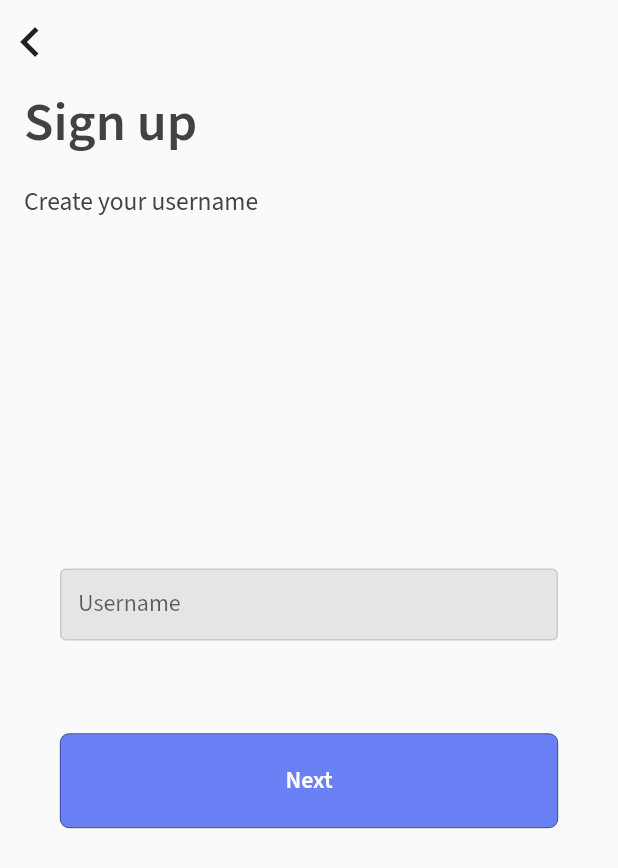
After one commit to TheAlphamerc/flutter_commun_app, a Flutter app: the CreateUserNamePage screen opened directly, on a phone screen of 412 x 824 dp. The commit adds this screen. Shown: the top 868 px of the screen. Run offline on Flutter 3.47's test engine with Material 2 defaults, Android fonts, the phone set to English and light mode, and no system bars; our stand-ins replace bloc, cloud_firestore, dartz, firebase_auth, firebase_core, flutter_bloc and 5 more; accounts and stored records are empty; generated files the repository leaves out were written again.

Commit message:
:sparkles: Add create username page. :building_construction: Add auth repository. :truck: Move signin/signup cubit inside appstart folder

```diff
--- /dev/null
+++ b/lib/cubit/app_start/username/username_cubit.dart
@@ -0,0 +1,47 @@
+import 'package:bloc/bloc.dart';
+import 'package:flutter/material.dart';
+import 'package:flutter_commun_app/resource/repository/auth/auth_repo.dart';
+import 'package:freezed_annotation/freezed_annotation.dart';
+
+import '../../../ui/widget/overlay_loader.dart';
+part 'e_usename_state.dart';
+part 'username_state.dart';
+part 'username_cubit.freezed.dart';
+
+class UsernameCubit extends Cubit<UsernameState> {
+  final AuthRepo authRepo;
+  UsernameCubit(this.authRepo) : super(UsernameState.initial()) {
+    loader = CustomLoader();
+    username = TextEditingController();
+  }
+
+  TextEditingController username;
+  GlobalKey<FormState> formKey = GlobalKey<FormState>();
+  CustomLoader loader;
+
+  void checkUserNameAvailability(BuildContext context) async {
+    loader.showLoader(context, message: "Checking");
+    var response = await authRepo.checkUserNameAvailability(username.text);
+    loader.hideLoader();
+    response.fold((l) {
+      emit(UsernameState.respose(EUsernameState.AlreadyExists,
+          "Username already exists ${DateTime.now().microsecond}"));
+    }, (r) {
+      emit(UsernameState.respose(
+          EUsernameState.Available, "Username available"));
+    });
+  }
+
+  void createUserName(BuildContext context) async {
+    loader.showLoader(context, message: "Creating");
+    var response = await authRepo.createUserName(username.text);
+    loader.hideLoader();
+    response.fold((l) {
+      emit(UsernameState.respose(
+          EUsernameState.Error, "Username creation failed"));
+    }, (r) {
+      emit(UsernameState.respose(
+          EUsernameState.UsernameCreated, "Username created Successfully"));
+    });
+  }
+}
--- /dev/null
+++ b/lib/cubit/app_start/username/username_state.dart
@@ -0,0 +1,8 @@
+part of 'username_cubit.dart';
+
+@freezed
+abstract class UsernameState with _$UsernameState {
+  const factory UsernameState.initial() = _Initial;
+  const factory UsernameState.respose(EUsernameState state, String message) =
+      _Response;
+}
--- /dev/null
+++ b/lib/helper/collections_constants.dart
@@ -0,0 +1,3 @@
+class CollectionsConstants {
+  static const String username = "username";
+}
--- /dev/null
+++ b/lib/resource/repository/auth/auth_repo.dart
@@ -0,0 +1,18 @@
+import 'package:dartz/dartz.dart';
+import 'package:firebase_auth/firebase_auth.dart';
+
+import '../../service/firebase_auth_service.dart';
+import '../../service/verify_phone_response.dart';
+
+part 'auth_repo_impl.dart';
+
+abstract class AuthRepo {
+  Future<void> verifyPhoneNumber(String phone,
+      {Function(VerifyPhoneResponse response) onResponse});
+
+  Future<Either<String, UserCredential>> verifyOTP(
+      {String verificationId, String smsCode});
+
+  Future<Either<String, bool>> checkUserNameAvailability(String userName);
+  Future<Either<String, bool>> createUserName(String userName);
+}
--- a/lib/resource/service/firebase_auth_service.dart
+++ b/lib/resource/service/firebase_auth_service.dart
@@ -1,11 +1,16 @@
 import 'dart:async';
 import 'dart:developer';
+import 'package:cloud_firestore/cloud_firestore.dart';
 import 'package:dartz/dartz.dart';
 import 'package:firebase_auth/firebase_auth.dart';
+import 'package:flutter_commun_app/helper/collections_constants.dart';
 import 'package:flutter_commun_app/resource/service/verify_phone_response.dart';
 
 class FirebaseAuthService {
-  FirebaseAuth auth = FirebaseAuth.instance;
+  final FirebaseAuth auth;
+  final FirebaseFirestore firestore;
+
+  FirebaseAuthService(this.auth, this.firestore);
 
   /// Verify mobile no. with firebase
   ///
@@ -49,4 +54,27 @@ class FirebaseAuthService {
 
     return userCredential == null ? Left(errorMessage) : Right(userCredential);
   }
+
+  Future<Either<String, bool>> checkUserNameAvailability(
+      String userName) async {
+    // await Future.delayed(Duration(seconds: 1));
+    var query = await FirebaseFirestore.instance
+        .collection(CollectionsConstants.username)
+        .where("username", isEqualTo: userName)
+        .get();
+    var data = query.docs;
+    if (data != null && data.isNotEmpty) {
+      return Future.value(Left("User name already in use"));
+    } else {
+      return Future.value(Right(true));
+    }
+  }
+
+  Future<Either<String, bool>> createUserName(String userName) async {
+    await Future.delayed(Duration(seconds: 1));
+    await FirebaseFirestore.instance
+        .collection(CollectionsConstants.username)
+        .add({"username": userName});
+    return Future.value(Right(true));
+  }
 }
--- /dev/null
+++ b/lib/ui/pages/app_start/sign_up/create_username_page.dart
@@ -0,0 +1,127 @@
+import 'package:flutter/material.dart';
+import 'package:flutter_bloc/flutter_bloc.dart';
+import 'package:flutter_commun_app/cubit/app_start/username/username_cubit.dart';
+import 'package:flutter_commun_app/helper/utility.dart';
+import 'package:flutter_commun_app/resource/repository/auth/auth_repo.dart';
+import 'package:flutter_commun_app/ui/theme/theme.dart';
+import 'package:flutter_commun_app/ui/widget/form/k_textfield.dart';
+
+import '../../../../locator.dart';
+
+class CreateUserNamePage extends StatelessWidget {
+  const CreateUserNamePage({Key key}) : super(key: key);
+  static MaterialPageRoute getRoute() {
+    return MaterialPageRoute(
+        builder: (BuildContext context) => BlocProvider(
+              create: (context) => UsernameCubit(getIt<AuthRepo>()),
+              child: CreateUserNamePage(),
+            ));
+  }
+
+  Widget _button(BuildContext context, {String title, Color backgroundColor}) {
+    return IntrinsicWidth(
+      stepWidth: context.width - 32,
+      child: TextButton(
+        onPressed: () async {
+          FocusManager.instance.primaryFocus.unfocus();
+          context.read<UsernameCubit>().checkUserNameAvailability(context);
+        },
+        style: ButtonStyle(
+            backgroundColor: MaterialStateProperty.all(
+                backgroundColor ?? context.disabledColor),
+            padding:
+                MaterialStateProperty.all(EdgeInsets.symmetric(vertical: 20)),
+            shape: MaterialStateProperty.all(
+                RoundedRectangleBorder(borderRadius: BorderRadius.circular(6))),
+            side: MaterialStateProperty.all(BorderSide(width: .3))),
+        child: Text(
+          title,
+          style: TextStyles.headline16(context).copyWith(
+            color: context.onPrimary,
+          ),
+        ),
+      ).pH(24),
+    );
+  }
+
+  void listener(BuildContext context, UsernameState state) {
+    state.maybeWhen(
+      orElse: () {},
+      respose: (state, message) {
+        state.when(
+            elseMaybe: () {},
+            alreadyExists: () {
+              Utility.displaySnackbar(context, msg: "User already exists!");
+            },
+            available: () {
+              context.read<UsernameCubit>().createUserName(context);
+            },
+            usernameCreated: () {
+              print("Navigate to Home page");
+            });
+      },
+    );
+  }
+
+  @override
+  Widget build(BuildContext context) {
+    return Scaffold(
+      appBar: AppBar(
+        elevation: 0,
+        leading: InkWell(
+          onTap: () {
+            Navigator.pop(context);
+          },
+          child: Container(
+            width: 30,
+            height: 30,
+            alignment: Alignment.centerLeft,
+            child: Icon(
+              Icons.keyboard_arrow_left,
+              color: context.bodyTextColor,
+              size: 40,
+            ),
+          ),
+        ).circular,
+      ),
+      body: BlocListener<UsernameCubit, UsernameState>(
+        listener: listener,
+        child: Container(
+          padding: EdgeInsets.symmetric(horizontal: 16),
+          child: Form(
+            key: context.watch<UsernameCubit>().formKey,
+            child: Column(
+              crossAxisAlignment: CrossAxisAlignment.stretch,
+              children: [
+                Text(
+                  context.locale.signUp,
+                  style: TextStyles.headline36(context),
+                ),
+                Text(
+                  context.locale.create_your_username,
+                  style: TextStyles.bodyText15(context).copyWith(fontSize: 17),
+                ).pT(16),
+                Column(
+                  mainAxisAlignment: MainAxisAlignment.center,
+                  children: [
+                    KTextField(
+                      controller: context.watch<UsernameCubit>().username,
+                      type: FieldType.name,
+                      hintText: context.locale.username,
+                      backgroundColor: KColors.middle_gray_2,
+                    ).pH(24),
+                    SizedBox(height: 40),
+                    _button(context,
+                            title: context.locale.next,
+                            backgroundColor: context.primaryColor)
+                        .pB(40),
+                  ],
+                ).extended
+              ],
+            ),
+          ),
+        ),
+      ),
+    );
+  }
+}
--- a/lib/ui/pages/app_start/sign_up/signup_with_mobile_page.dart
+++ b/lib/ui/pages/app_start/sign_up/signup_with_mobile_page.dart
@@ -1,17 +1,21 @@
 import 'package:flutter/material.dart';
 import 'package:flutter_bloc/flutter_bloc.dart';
-import 'package:flutter_commun_app/cubit/signup/signup_cubit.dart';
+import 'package:flutter_commun_app/cubit/app_start/signup/signup_cubit.dart';
 import 'package:flutter_commun_app/helper/utility.dart';
+import 'package:flutter_commun_app/resource/repository/auth/auth_repo.dart';
+import 'package:flutter_commun_app/ui/pages/app_start/sign_up/create_username_page.dart';
 import 'package:flutter_commun_app/ui/pages/app_start/sign_up/otp_Verification_page.dart';
 import 'package:flutter_commun_app/ui/theme/theme.dart';
 import 'package:flutter_commun_app/ui/widget/form/k_textfield.dart';
+
+import '../../../../locator.dart';
 
 class SignupWithMobilePage extends StatelessWidget {
   const SignupWithMobilePage({Key key}) : super(key: key);
   static MaterialPageRoute getRoute() {
     return MaterialPageRoute(
         builder: (BuildContext context) => BlocProvider(
-              create: (context) => SignupCubit(),
+              create: (context) => SignupCubit(getIt<AuthRepo>()),
               child: SignupWithMobilePage(),
             ));
   }
@@ -59,6 +63,7 @@ class SignupWithMobilePage extends StatelessWidget {
           case VerifyMobileState.OtpVerified:
             {
               Navigator.pop(context);
+              Navigator.push(context, CreateUserNamePage.getRoute());
               print("Navigate to Home page");
               break;
             }
```
Also changed, not shown: lib/cubit/app_start/signup/signup_cubit.dart (renamed from lib/cubit/signup/signup_cubit.dart, +8 -6 lines), lib/cubit/app_start/username/e_usename_state.dart (added, +38 -0 lines), lib/locator.dart (+6 -1 lines), lib/resource/repository/auth/auth_repo_impl.dart (added, +29 -0 lines), lib/cubit/app_start/Signin/signin_cubit.dart (renamed from lib/cubit/Signin/signin_cubit.dart), lib/cubit/app_start/Signin/signin_state.dart (renamed from lib/cubit/Signin/signin_state.dart), lib/cubit/app_start/signup/signup_state.dart (renamed from lib/cubit/signup/signup_state.dart).
